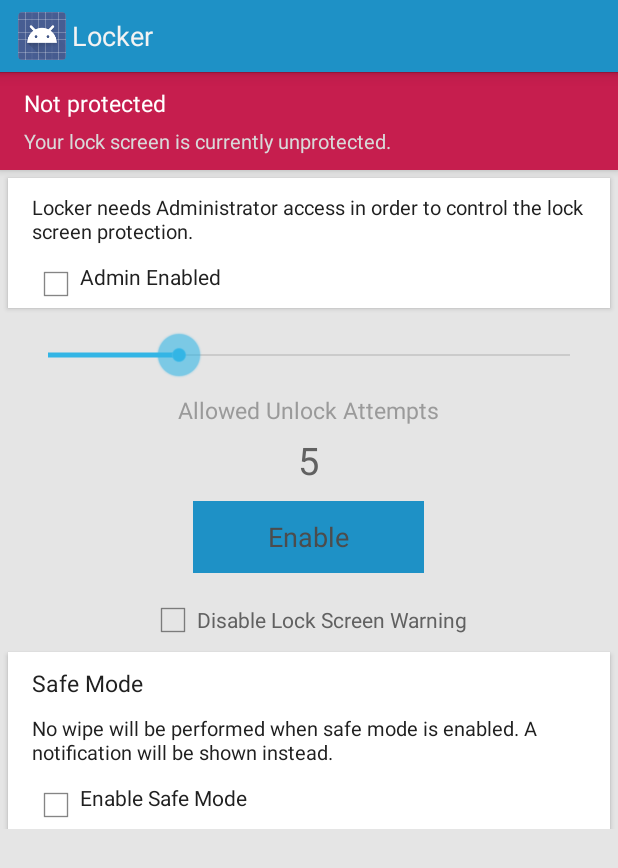
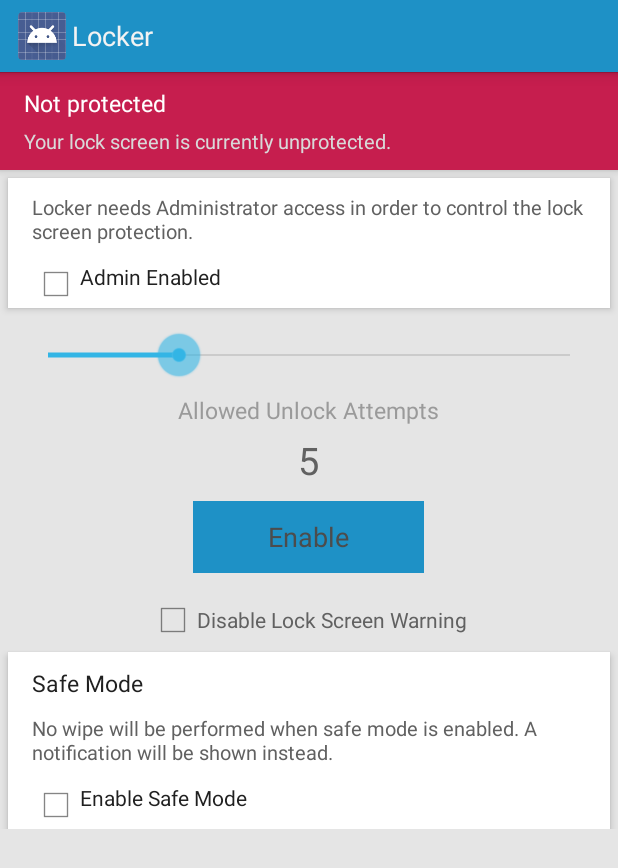
Before and after one commit to vaginessa/Locker, an Android app: the screen it shows after launch (MainActivity), on a phone screen of 412 x 824 dp. Shown: the top 868 px of the screen. Run offline under Robolectric (Android 15) with nearby library versions, the phone set to English and light mode, and no system bars.

Commit message:
Minor layout adjustments to color and elevation.

```diff
--- a/android/app/src/main/res/layout/fragment_main.xml
+++ b/android/app/src/main/res/layout/fragment_main.xml
@@ -51,7 +51,7 @@
         android:layout_marginRight="5dp"
         android:background="@color/colorWhite"
         android:layout_marginTop="5dp"
-        android:elevation="2dp"
+        android:elevation="3dp"
 
         android:layout_height="wrap_content" >
 
@@ -63,7 +63,7 @@
 			android:textSize="13sp"
 	        android:layout_width="wrap_content"
 	        android:layout_height="wrap_content"
-	        android:textColor="@color/colorLightBlack"
+            android:textColor="@color/colorGray"
 	        android:text="@string/admin_summary" />
 
         <CheckBox
@@ -150,7 +150,7 @@
         android:layout_marginRight="5dp"
         android:background="@color/colorWhite"
         android:layout_marginTop="5dp"
-        android:elevation="2dp"
+        android:elevation="3dp"
         android:layout_below="@id/checkBoxHideWarning"
         android:layout_height="wrap_content" >
 
@@ -174,7 +174,7 @@
             android:layout_below="@id/textViewSafetyTitle"
             android:layout_width="wrap_content"
             android:layout_height="wrap_content"
-            android:textColor="@color/colorLightBlack"
+            android:textColor="@color/colorGray"
             android:text="@string/safe_mode_summary" />
 
         <CheckBox
```
